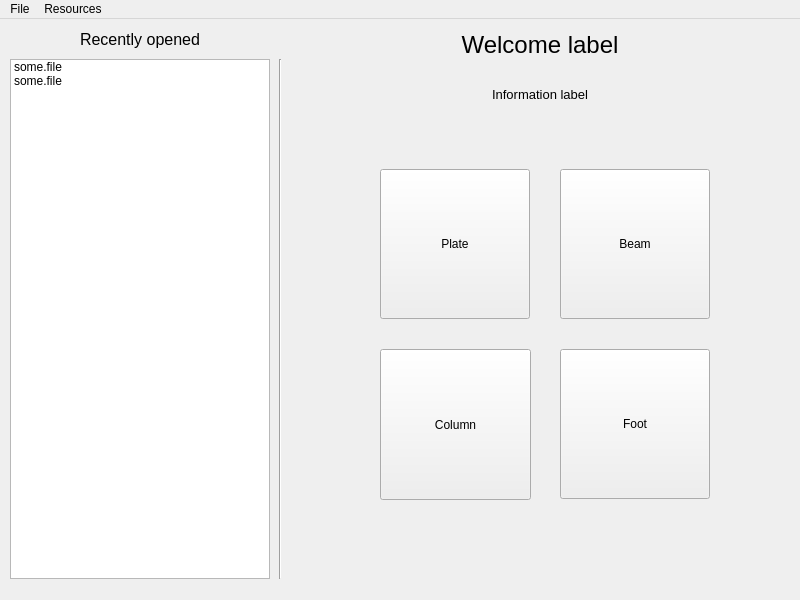
Before: the Qt Designer form app/designer/ui.ui in michalkowal66/reinfCalc, drawn with Qt 5.
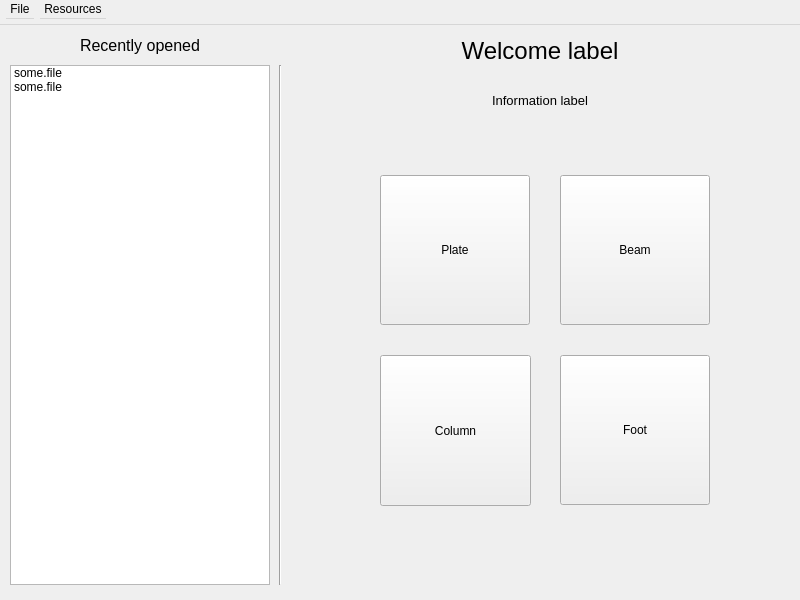
After: the same form once the commit is applied.

Commit message: Change ui template tab order, element names

What changed in the file:
```diff
--- a/app/designer/ui.ui
+++ b/app/designer/ui.ui
@@ -1748,9 +1748,27 @@
      <x>0</x>
      <y>0</y>
      <width>800</width>
-     <height>21</height>
+     <height>25</height>
     </rect>
    </property>
+   <property name="sizePolicy">
+    <sizepolicy hsizetype="MinimumExpanding" vsizetype="Minimum">
+     <horstretch>0</horstretch>
+     <verstretch>0</verstretch>
+    </sizepolicy>
+   </property>
+   <property name="minimumSize">
+    <size>
+     <width>800</width>
+     <height>25</height>
+    </size>
+   </property>
+   <property name="maximumSize">
+    <size>
+     <width>800</width>
+     <height>25</height>
+    </size>
+   </property>
    <widget class="QMenu" name="menuFile">
     <property name="title">
      <string>File</string>
```
Left out of the diff: 65 changed lines with no effect on the pictures. The commit also changes 1 other file.
